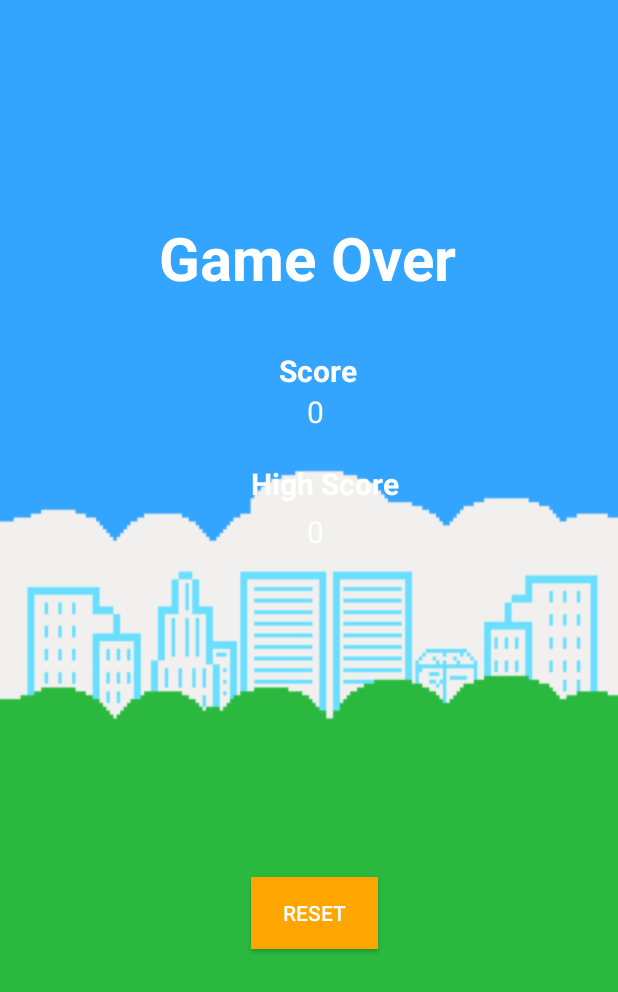
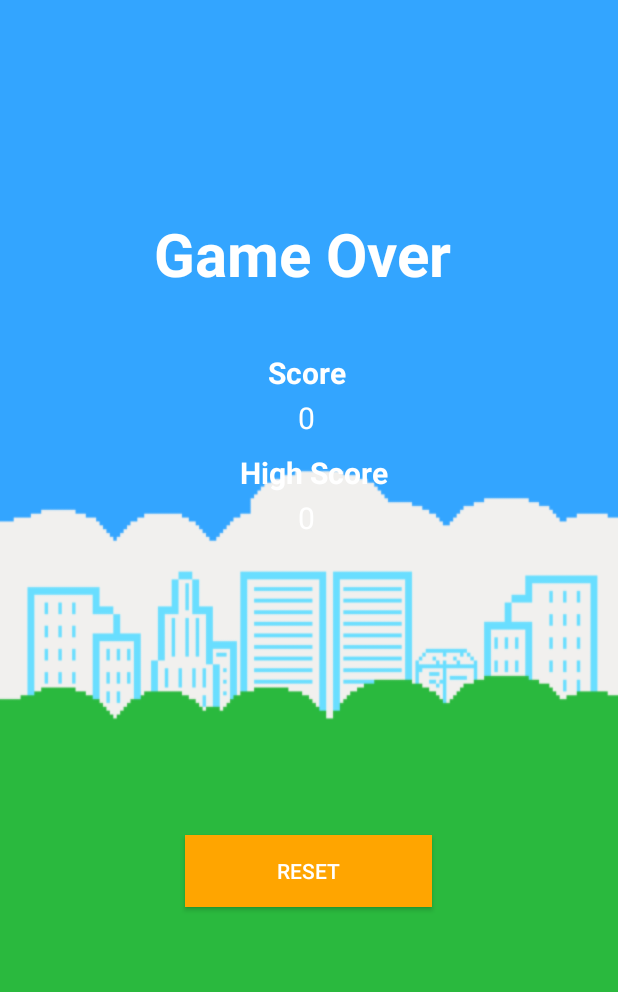
Before and after one commit to Yogesh352/FlappyBird2, an Android app: the GameOver screen opened directly, with no data from a screen before it, on a phone screen of 412 x 824 dp. Shown: the top 992 px of the screen. Run offline under Robolectric (Android 15) with nearby library versions, the phone set to English and light mode, and no system bars; 1 statement that could not run was skipped.

Commit message:
fix scoring

```diff
--- a/app/src/main/java/com/example/flappybird/Game.java
+++ b/app/src/main/java/com/example/flappybird/Game.java
@@ -73,7 +73,6 @@ public class Game {
     private ReentrantLock lock;
 
     boolean passPipe = false;
-    int resetCounter = 0;
 
 
 
@@ -172,21 +171,17 @@ public class Game {
                 canvas.drawBitmap(bottomTube, tubeX[i], tubeY[i] + gap, null);
                 if(birdX>=tubeX[i] - topTube.getWidth()/2 && birdX <=tubeX[i] + topTube.getWidth()){
                     //adjust to make the contact thingy better
+
                     if(birdY - birds[birdFrame].getHeight()/6  <= tubeY[i] || birdY + birds[birdFrame].getHeight()/4>= tubeY[i] + gap) {
                         gameOver = true;
                         launchGameOver();
 
                     }
                 }
-                if(tubeX[i] + topTube.getWidth() == birdX ){
-                    resetCounter = 0;
-                }
 
-                if(birdX >=tubeX[i] + topTube.getWidth() ){
-                    if(resetCounter == 0) {
+
+                if(birdX >=tubeX[i] + topTube.getWidth() && birdX <=tubeX[i] + topTube.getWidth() + 10){
                         birdPassedPipe();
-                        resetCounter++;
-                    }
 
                 }
 
--- a/app/src/main/res/layout/activity_main.xml
+++ b/app/src/main/res/layout/activity_main.xml
@@ -11,13 +11,12 @@
         android:id="@+id/imageButton5"
         android:layout_width="wrap_content"
         android:layout_height="wrap_content"
+        android:layout_centerHorizontal="true"
+
         android:layout_centerVertical="true"
-
-        android:layout_centerHorizontal="true"
         android:background="@android:color/transparent"
-        app:srcCompat="@drawable/play_button"
         android:onClick="startGame"
-        />
+        app:srcCompat="@drawable/play_button" />
 
     <TextView
         android:id="@+id/textView2"
--- a/app/src/main/res/layout/game_over.xml
+++ b/app/src/main/res/layout/game_over.xml
@@ -9,14 +9,14 @@
 
     <TextView
         android:id="@+id/textView"
-
-        android:layout_width="wrap_content"
-        android:layout_height="100dp"
+        android:layout_width="209dp"
+        android:layout_height="72dp"
         android:layout_alignParentEnd="true"
         android:layout_alignParentBottom="true"
-        android:layout_marginEnd="98dp"
-        android:layout_marginBottom="592dp"
-        android:gravity="center"
+
+        android:layout_centerInParent="true"
+        android:layout_marginEnd="90dp"
+        android:layout_marginBottom="600dp"
         android:text="Game Over"
         android:textColor="#FFFFFF"
         android:textSize="40dp"
@@ -28,8 +28,10 @@
         android:layout_height="wrap_content"
         android:layout_alignParentEnd="true"
         android:layout_alignParentBottom="true"
-        android:layout_marginEnd="164dp"
-        android:layout_marginBottom="553dp"
+
+        android:layout_centerInParent="true"
+        android:layout_marginEnd="171dp"
+        android:layout_marginBottom="552dp"
         android:text="Score"
         android:textColor="#FFFFFF"
         android:textSize="20dp"
@@ -41,8 +43,10 @@
         android:layout_height="wrap_content"
         android:layout_alignParentEnd="true"
         android:layout_alignParentBottom="true"
-        android:layout_marginEnd="136dp"
-        android:layout_marginBottom="478dp"
+
+        android:layout_centerInParent="true"
+        android:layout_marginEnd="143dp"
+        android:layout_marginBottom="485dp"
         android:text="High Score"
         android:textColor="#FFFFFF"
         android:textSize="20dp"
@@ -53,10 +57,12 @@
         android:layout_width="wrap_content"
         android:layout_height="wrap_content"
         android:layout_alignParentEnd="true"
+
         android:layout_alignParentBottom="true"
         android:layout_centerHorizontal="true"
-        android:layout_marginEnd="186dp"
-        android:layout_marginBottom="446dp"
+        android:layout_marginEnd="192dp"
+        android:layout_marginBottom="455dp"
+
         android:text="0"
         android:textColor="#FFFFFF"
         android:textSize="20dp" />
@@ -66,10 +72,11 @@
         android:layout_width="wrap_content"
         android:layout_height="wrap_content"
         android:layout_alignParentEnd="true"
+
         android:layout_alignParentBottom="true"
         android:layout_centerHorizontal="true"
-        android:layout_marginEnd="186dp"
-        android:layout_marginBottom="526dp"
+        android:layout_marginEnd="192dp"
+        android:layout_marginBottom="522dp"
 
         android:text="0"
         android:textColor="#FFFFFF"
@@ -77,19 +84,18 @@
 
     <Button
         android:id="@+id/button7"
-        android:layout_width="94dp"
+        android:layout_width="193dp"
         android:layout_height="wrap_content"
         android:layout_alignParentStart="true"
         android:layout_alignParentEnd="true"
         android:layout_alignParentBottom="true"
 
         android:layout_centerInParent="true"
-        android:layout_marginStart="157dp"
-        android:layout_marginEnd="150dp"
-        android:layout_marginBottom="181dp"
+        android:layout_marginStart="113dp"
+        android:layout_marginEnd="114dp"
+        android:layout_marginBottom="209dp"
+        android:background="#ffa500"
         android:onClick="restart"
-        android:text="Reset"
-        android:background="#ffa500"
-        />
+        android:text="Reset" />
 
 </RelativeLayout>
```
